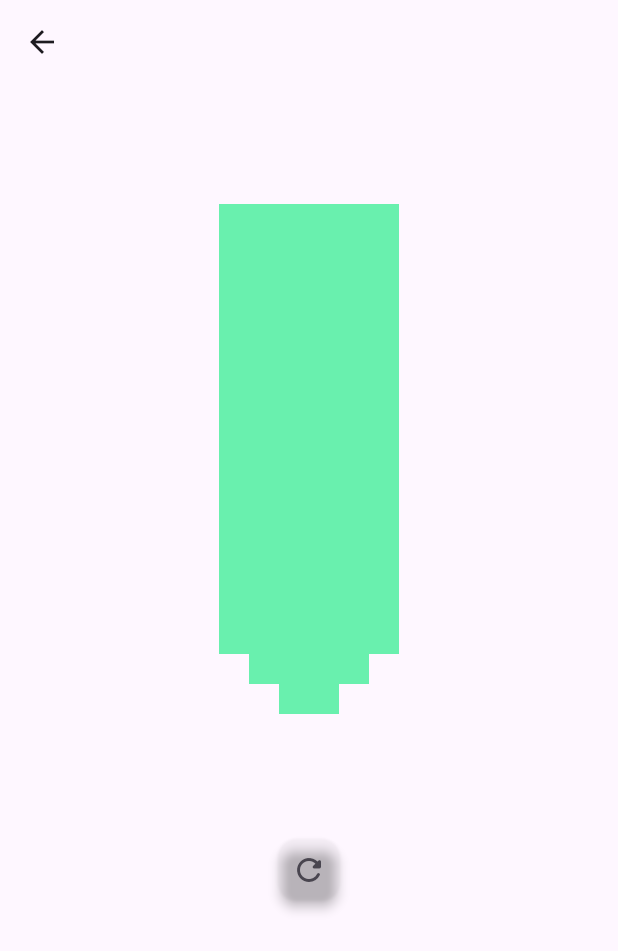
After one commit to gaebaribari/flutter-pratice, a Flutter app: the screen it shows after launch, after a tap on "카드스택 애니메이션을 보세요", on a phone screen of 412 x 824 dp. The commit adds this screen. Shown: the top 951 px of the screen. Run offline on Flutter 3.47's test engine with Material 3 defaults, Android fonts, the phone set to English and light mode, and no system bars.

Commit message:
Practice : Card Stack Animation

```diff
--- /dev/null
+++ b/lib/screen/card_stack.dart
@@ -0,0 +1,88 @@
+import 'package:flutter/material.dart';
+
+class CardStack extends StatefulWidget {
+  const CardStack({Key? key}) : super(key: key);
+
+  @override
+  State<CardStack> createState() => _CardStackState();
+}
+
+class _CardStackState extends State<CardStack> {
+  List<Map<String, dynamic>> cardData = [
+    {'id': 0, 'show': true},
+    {'id': 1, 'show': true},
+    {'id': 2, 'show': true},
+  ];
+  int activedCardId = 2;
+
+  @override
+  Widget build(BuildContext context) {
+    return Scaffold(
+      appBar: AppBar(),
+      body: Column(
+        children: [
+          Container(
+            height: 500,
+            child: Stack(
+              children: cardData.map((day) {
+                final index = day['id'];
+                if (day['show'] == true) {
+                  return Positioned(
+                    top: 120 - 20.0 * index,
+                    left: (MediaQuery.of(context).size.width -
+                            40.0 * (index + 1)) /
+                        2,
+                    child: GestureDetector(
+                      child: Container(
+                        color: Colors.greenAccent,
+                        width: 40.0 * (index + 1),
+                        height: 300,
+                      ),
+                      onTap: () {
+                        setState(() {
+                          day['show'] = false;
+                          activedCardId--;
+                          print('카드누른후 activedCardId값: ${activedCardId}');
+                        });
+                      },
+                    ),
+                  );
+                } else {
+                  return Container();
+                }
+              }).toList(),
+            ),
+          ),
+          IconButton(
+            style: ButtonStyle(
+              elevation: MaterialStateProperty.all<double>(3.0),
+              shape: MaterialStateProperty.all<OutlinedBorder>(
+                RoundedRectangleBorder(
+                  borderRadius: BorderRadius.circular(12.0),
+                ),
+              ),
+              shadowColor: MaterialStateProperty.all<Color>(Colors.black),
+            ),
+            onPressed: () {
+              if (activedCardId >= -1 && activedCardId < 2) { //-1 0 1 만 됨
+                setState(() {
+                  activedCardId++;
+                  cardData[activedCardId]['show'] = true;
+                  print('되돌린후 activedCardId값: ${activedCardId}');
+                });
+              } else {
+                ScaffoldMessenger.of(context).showSnackBar(
+                  SnackBar(
+                    content: Text('되돌릴 카드가 없습니다'),
+                  ),
+                );
+              }
+              ;
+            },
+            icon: Icon(Icons.refresh_rounded),
+          ),
+        ],
+      ),
+    );
+  }
+}
--- a/lib/screen/main_screen.dart
+++ b/lib/screen/main_screen.dart
@@ -1,4 +1,5 @@
 import 'package:flutter/material.dart';
+import 'package:untitled/screen/card_stack.dart';
 import 'package:untitled/screen/news_screen.dart';
 
 class MainScreen extends StatefulWidget {
@@ -37,7 +38,18 @@ class _MainScreenState extends State<MainScreen> {
               );
             },
             child: Text(
-              '뉴스를 보고싶다면 여기를 클릭'
+                '뉴스를 보고싶다면 여기를 클릭'
+            ),
+          ),
+          TextButton(
+            onPressed: () {
+              Navigator.push(
+                context,
+                MaterialPageRoute(builder: (context) => CardStack()),
+              );
+            },
+            child: Text(
+                '카드스택 애니메이션을 보세요'
             ),
           ),
         ],
```
